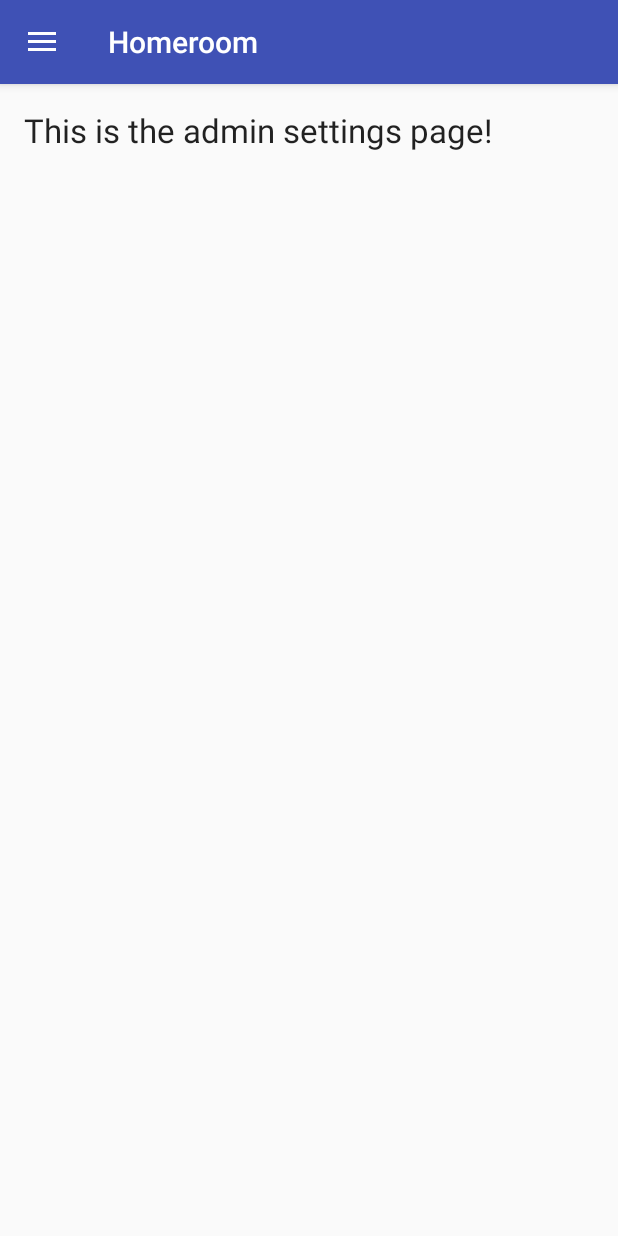
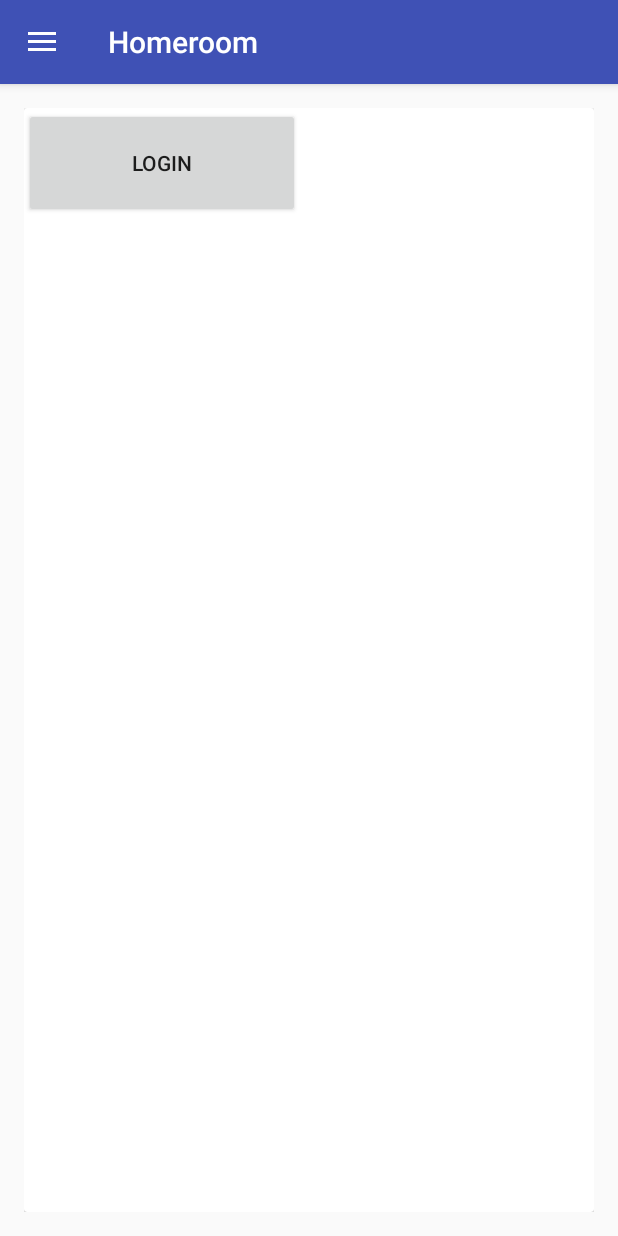
Before and after one commit to jbakarich/NurseryApp, an Android app: the fragment Admin_SettingsFragment placed in its activity, on a phone screen of 412 x 824 dp. Run offline under Robolectric (Android 15) with nearby library versions, the phone set to English and light mode, and no system bars; 3 statements that could not run were skipped.

```diff
--- a/app/src/main/java/com/MispronouncedDevelopment/Homeroom/AA_MainActivity.java
+++ b/app/src/main/java/com/MispronouncedDevelopment/Homeroom/AA_MainActivity.java
@@ -18,23 +18,17 @@ import java.io.IOException;
 
 public class AA_MainActivity extends AppCompatActivity implements NavigationView.OnNavigationItemSelectedListener{
     private static final String TAG = "MainActivity";//Use this for logging. ex: Log.d(TAG, "my message");
-    public static final String PREFS_NAME = "PrefsFile";
     AA_DatabaseImport myDB;
     String myType;
     @Override
     protected void onCreate(Bundle savedInstanceState) {
         super.onCreate(savedInstanceState);
-
-        SharedPreferences settings = getSharedPreferences(PREFS_NAME, 0);
-        boolean firstLogin = settings.getBoolean("login", false );
-
         Bundle extras = getIntent().getExtras();
         myType = extras.getString("type");
         Log.d(TAG, myType);
         Toolbar toolbar;
         DrawerLayout drawer;
         NavigationView navigationView;
-
         if(myType.equals("admin")){
             Log.d(TAG, "making admin");
             setContentView(R.layout.admin_main);
--- a/app/src/main/java/com/MispronouncedDevelopment/Homeroom/Admin_SettingsFragment.java
+++ b/app/src/main/java/com/MispronouncedDevelopment/Homeroom/Admin_SettingsFragment.java
@@ -20,5 +20,8 @@ public class Admin_SettingsFragment extends Fragment {
     public View onCreateView(LayoutInflater inflater, ViewGroup container, Bundle savedInstanceState) {
         myView = inflater.inflate(R.layout.admin_settings, container, false);
         return myView;
+
+
+
     }
 }
--- a/app/src/main/res/layout/admin_settings.xml
+++ b/app/src/main/res/layout/admin_settings.xml
@@ -5,20 +5,30 @@
     android:id="@+id/Admin_Settings">
 
 
-    <GridLayout
+    <android.support.v7.widget.CardView
         android:layout_width="match_parent"
-        android:layout_height="match_parent"
-        android:columnCount="1"
-        android:rowCount="4">
+        android:layout_height="match_parent" >
 
-        <TextView
-            android:layout_width="wrap_content"
-            android:layout_height="wrap_content"
-            android:textAppearance="?android:attr/textAppearanceLarge"
-            android:text="This is the admin settings page!"
-            android:id="@+id/text1"
-            android:layout_row="0"
-            android:layout_column="0" />
+        <Button
+            android:text="Login"
+            android:layout_width="184dp"
+            android:layout_height="73dp"
+            android:id="@+id/changeLoginButton" />
+    </android.support.v7.widget.CardView>
 
-    </GridLayout>
+    <LinearLayout
+        android:orientation="horizontal"
+        android:layout_width="match_parent"
+        android:layout_height="match_parent">
+
+        <ScrollView
+            android:layout_width="match_parent"
+            android:layout_height="match_parent">
+
+            <LinearLayout
+                android:layout_width="match_parent"
+                android:layout_height="wrap_content"
+                android:orientation="vertical" />
+        </ScrollView>
+    </LinearLayout>
 </LinearLayout>
```
Also changed, not shown: app/src/main/java/com/MispronouncedDevelopment/Homeroom/Parent_HomeFragment.java (+22 -0 lines), app/src/main/res/layout/admin_home.xml (+11 -11 lines), app/src/main/res/layout/parent_home.xml (+14 -11 lines).
